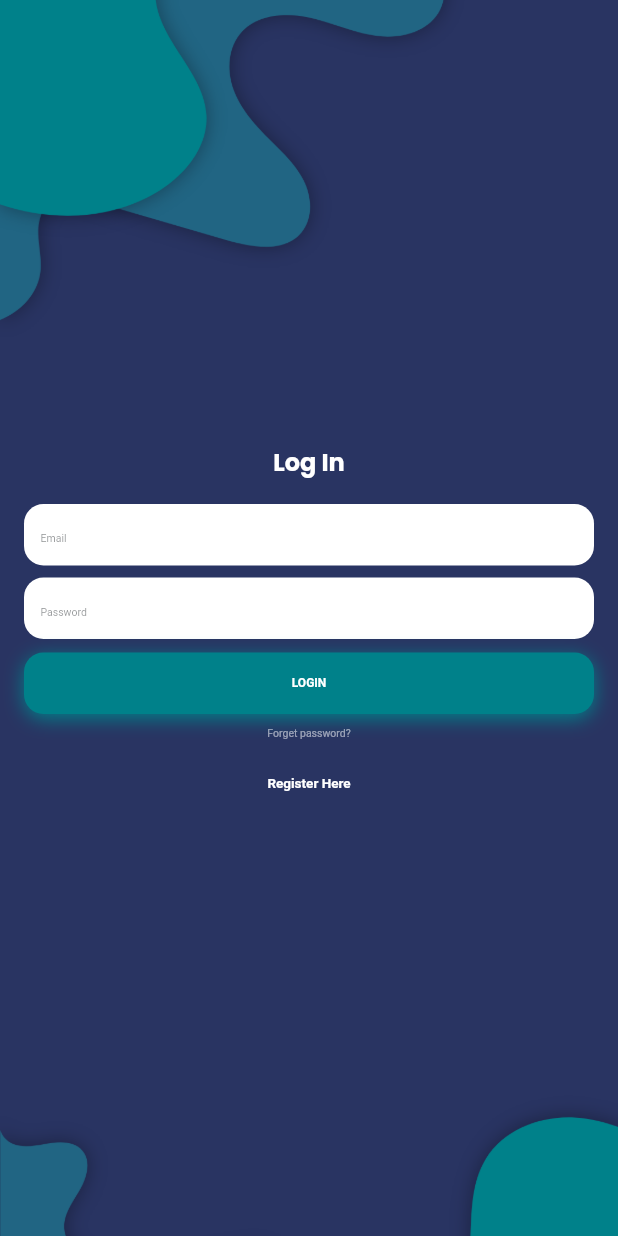
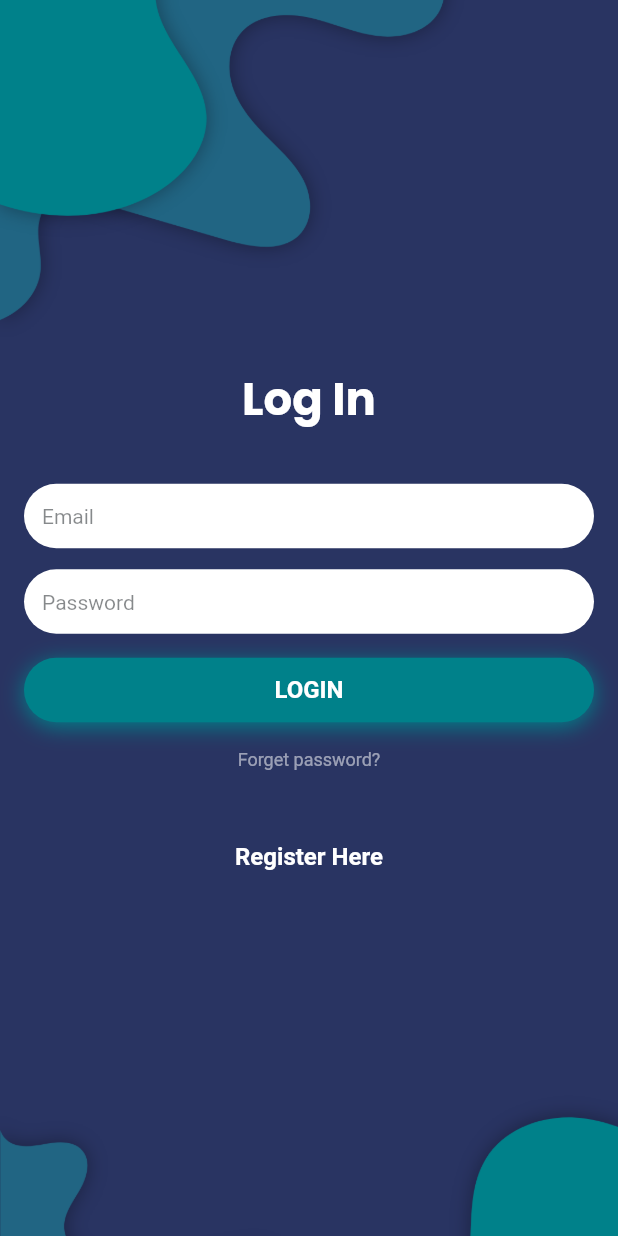
Before and after one commit to yazeedsn/login_ui, a Flutter app: the screen it shows after launch, on a phone screen of 412 x 824 dp. Run offline on Flutter 3.47's test engine with Material 2 defaults, Android fonts, the phone set to English and light mode, and no system bars.

Commit message:
fixing sizes

```diff
--- a/lib/consts.dart
+++ b/lib/consts.dart
@@ -4,14 +4,14 @@ const hintTextStyle = TextStyle(
   color: Color(0x881D2226),
   fontFamily: 'Roboto',
   fontWeight: FontWeight.normal,
-  fontSize: 7,
+  fontSize: 14,
 );
 
 const buttonTextStyle = TextStyle(
   color: Colors.white,
   fontFamily: 'Roboto',
   fontWeight: FontWeight.bold,
-  fontSize: 8,
+  fontSize: 16,
 );
 
 //style to remove the default padding around Text Buttons
--- a/lib/main.dart
+++ b/lib/main.dart
@@ -43,34 +43,34 @@ class LoginPage extends StatelessWidget {
                   'Log In',
                   style: TextStyle(
                       color: Colors.white,
-                      fontSize: 16,
+                      fontSize: 30,
                       fontFamily: 'Poppins',
                       fontWeight: FontWeight.bold),
                 ),
               ),
-              const SizedBox(height: 16),
+              const SizedBox(height: 34),
               RoundedContainer(
-                padding: const EdgeInsets.all(11),
+                padding: const EdgeInsets.all(12),
                 child: TextField(
                   decoration: buildInputDecoration(hintText: 'Email'),
                 ),
               ),
-              const SizedBox(height: 8),
+              const SizedBox(height: 14),
               RoundedContainer(
-                padding: const EdgeInsets.all(11),
+                padding: const EdgeInsets.all(12),
                 child: TextField(
                   obscureText: true,
                   decoration: buildInputDecoration(hintText: 'Password'),
                 ),
               ),
-              const SizedBox(height: 9),
+              const SizedBox(height: 16),
               RoundedContainer(
                 color: const Color(0xFF00818A),
-                padding: const EdgeInsets.all(16),
+                padding: const EdgeInsets.all(12),
                 boxShadow: const [
                   BoxShadow(
                     color: Color(0xFF00818A),
-                    blurRadius: 10,
+                    blurRadius: 12,
                     offset: Offset(0, 3),
                   )
                 ],
@@ -82,7 +82,7 @@ class LoginPage extends StatelessWidget {
                       style: buttonTextStyle,
                     )),
               ),
-              const SizedBox(height: 9),
+              const SizedBox(height: 18),
               TextButton(
                 onPressed: null,
                 style: textButtonStyle,
@@ -91,11 +91,11 @@ class LoginPage extends StatelessWidget {
                   style: TextStyle(
                     color: Color(0x88FFFFFF),
                     fontFamily: 'Roboto',
-                    fontSize: 7,
+                    fontSize: 12,
                   ),
                 ),
               ),
-              const SizedBox(height: 24),
+              const SizedBox(height: 48),
               TextButton(
                 onPressed: null,
                 style: textButtonStyle,
@@ -104,7 +104,7 @@ class LoginPage extends StatelessWidget {
                   style: TextStyle(
                     color: Colors.white,
                     fontFamily: 'Roboto',
-                    fontSize: 9,
+                    fontSize: 16,
                     fontWeight: FontWeight.bold,
                   ),
                 ),
--- a/lib/rounded_container.dart
+++ b/lib/rounded_container.dart
@@ -23,7 +23,7 @@ class RoundedContainer extends StatelessWidget {
       padding: padding,
       decoration: BoxDecoration(
           color: color,
-          borderRadius: BorderRadius.circular(13),
+          borderRadius: BorderRadius.circular(26),
           boxShadow: boxShadow),
       child: child,
     );
```
